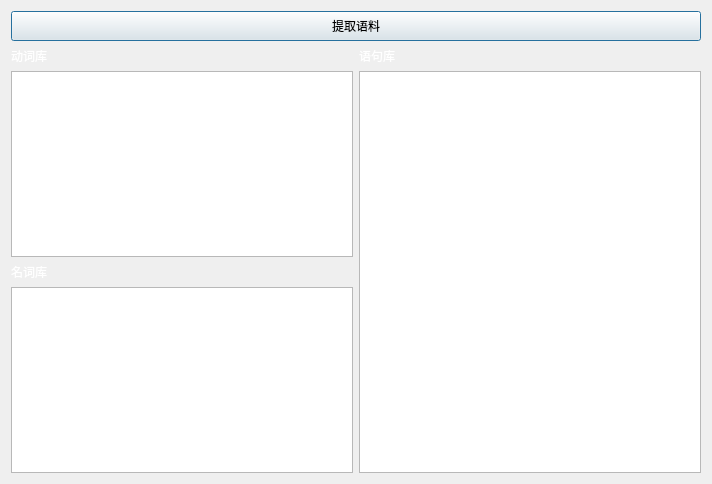
The window that ui_page/page_two.ui (ineed2underfit/pyqt_apriori) describes before a commit, drawn with Qt 5.
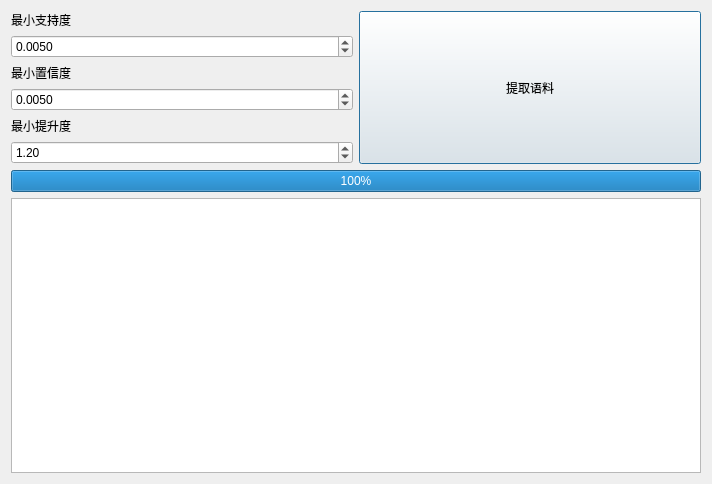
The same window after the commit.

Commit message: 已完成page_one选择文件弹出后默认地址为数据集的功能

The edit to the form file:
```diff
--- a/ui_page/page_two.ui
+++ b/ui_page/page_two.ui
@@ -15,59 +15,135 @@
   </property>
   <layout class="QVBoxLayout" name="verticalLayout">
    <item>
-    <widget class="QPushButton" name="pushButton_2">
-     <property name="minimumSize">
-      <size>
-       <width>0</width>
-       <height>30</height>
-      </size>
-     </property>
-     <property name="text">
-      <string>提取语料</string>
-     </property>
-     <property name="autoDefault">
-      <bool>true</bool>
-     </property>
-     <property name="default">
-      <bool>true</bool>
+    <layout class="QGridLayout" name="gridLayout">
+     <item row="1" column="0">
+      <widget class="QDoubleSpinBox" name="doubleSpinBox_2">
+       <property name="sizePolicy">
+        <sizepolicy hsizetype="Minimum" vsizetype="Preferred">
+         <horstretch>0</horstretch>
+         <verstretch>0</verstretch>
+        </sizepolicy>
+       </property>
+       <property name="wrapping">
+        <bool>false</bool>
+       </property>
+       <property name="frame">
+        <bool>true</bool>
+       </property>
+       <property name="buttonSymbols">
+        <enum>QAbstractSpinBox::ButtonSymbols::UpDownArrows</enum>
+       </property>
+       <property name="decimals">
+        <number>4</number>
+       </property>
+       <property name="minimum">
+        <double>0.000000000000000</double>
+       </property>
+       <property name="maximum">
+        <double>96.989999999999995</double>
+       </property>
+       <property name="singleStep">
+        <double>0.001000000000000</double>
+       </property>
+       <property name="value">
+        <double>0.005000000000000</double>
+       </property>
+      </widget>
+     </item>
+     <item row="0" column="0">
+      <widget class="QLabel" name="label">
+       <property name="text">
+        <string>最小支持度</string>
+       </property>
+      </widget>
+     </item>
+     <item row="2" column="0">
+      <widget class="QLabel" name="label_2">
+       <property name="text">
+        <string>最小置信度</string>
+       </property>
+      </widget>
+     </item>
+     <item row="4" column="0">
+      <widget class="QLabel" name="label_3">
+       <property name="text">
+        <string>最小提升度</string>
+       </property>
+      </widget>
+     </item>
+     <item row="3" column="0">
+      <widget class="QDoubleSpinBox" name="doubleSpinBox_3">
+       <property name="sizePolicy">
+        <sizepolicy hsizetype="Minimum" vsizetype="Maximum">
+         <horstretch>0</horstretch>
+         <verstretch>0</verstretch>
+        </sizepolicy>
+       </property>
+       <property name="decimals">
+        <number>4</number>
+       </property>
+       <property name="singleStep">
+        <double>0.001000000000000</double>
+       </property>
+       <property name="value">
+        <double>0.005000000000000</double>
+       </property>
+      </widget>
+     </item>
+     <item row="5" column="0">
+      <widget class="QDoubleSpinBox" name="doubleSpinBox">
+       <property name="minimum">
+        <double>0.000000000000000</double>
+       </property>
+       <property name="singleStep">
+        <double>0.100000000000000</double>
+       </property>
+       <property name="value">
+        <double>1.200000000000000</double>
+       </property>
+      </widget>
+     </item>
+     <item row="0" column="1" rowspan="6">
+      <widget class="QPushButton" name="pushButton_2">
+       <property name="sizePolicy">
+        <sizepolicy hsizetype="Minimum" vsizetype="Preferred">
+         <horstretch>0</horstretch>
+         <verstretch>0</verstretch>
+        </sizepolicy>
+       </property>
+       <property name="minimumSize">
+        <size>
+         <width>0</width>
+         <height>30</height>
+        </size>
+       </property>
+       <property name="text">
+        <string>提取语料</string>
+       </property>
+       <property name="autoDefault">
+        <bool>true</bool>
+       </property>
+       <property name="default">
+        <bool>true</bool>
+       </property>
+      </widget>
+     </item>
+    </layout>
+   </item>
+   <item>
+    <widget class="QProgressBar" name="progressBar">
+     <property name="value">
+      <number>100</number>
      </property>
     </widget>
    </item>
    <item>
     <layout class="QHBoxLayout" name="horizontalLayout">
      <item>
-      <layout class="QVBoxLayout" name="verticalLayout_2">
-       <item>
-        <widget class="QLabel" name="label">
-         <property name="text">
-          <string>&lt;html&gt;&lt;head/&gt;&lt;body&gt;&lt;p&gt;&lt;span style=&quot; color:#ffffff;&quot;&gt;动词库&lt;/span&gt;&lt;/p&gt;&lt;/body&gt;&lt;/html&gt;</string>
-         </property>
-        </widget>
-       </item>
-       <item>
-        <widget class="QTextEdit" name="textEdit"/>
-       </item>
-       <item>
-        <widget class="QLabel" name="label_2">
-         <property name="text">
-          <string>&lt;html&gt;&lt;head/&gt;&lt;body&gt;&lt;p&gt;&lt;span style=&quot; color:#ffffff;&quot;&gt;名词库&lt;/span&gt;&lt;/p&gt;&lt;/body&gt;&lt;/html&gt;</string>
-         </property>
-        </widget>
-       </item>
-       <item>
-        <widget class="QTextEdit" name="textEdit_2"/>
-       </item>
-      </layout>
+      <layout class="QVBoxLayout" name="verticalLayout_2"/>
      </item>
      <item>
       <layout class="QVBoxLayout" name="verticalLayout_3">
-       <item>
-        <widget class="QLabel" name="label_3">
-         <property name="text">
-          <string>&lt;html&gt;&lt;head/&gt;&lt;body&gt;&lt;p&gt;&lt;span style=&quot; color:#ffffff;&quot;&gt;语句库&lt;/span&gt;&lt;/p&gt;&lt;/body&gt;&lt;/html&gt;</string>
-         </property>
-        </widget>
-       </item>
        <item>
         <widget class="QTextEdit" name="textEdit_3"/>
        </item>
```
The commit also changes 51 other files.
